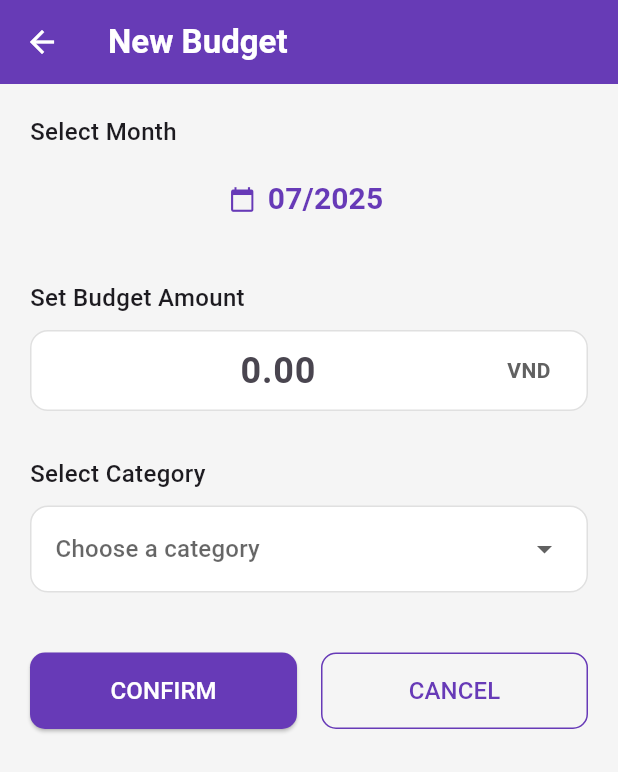
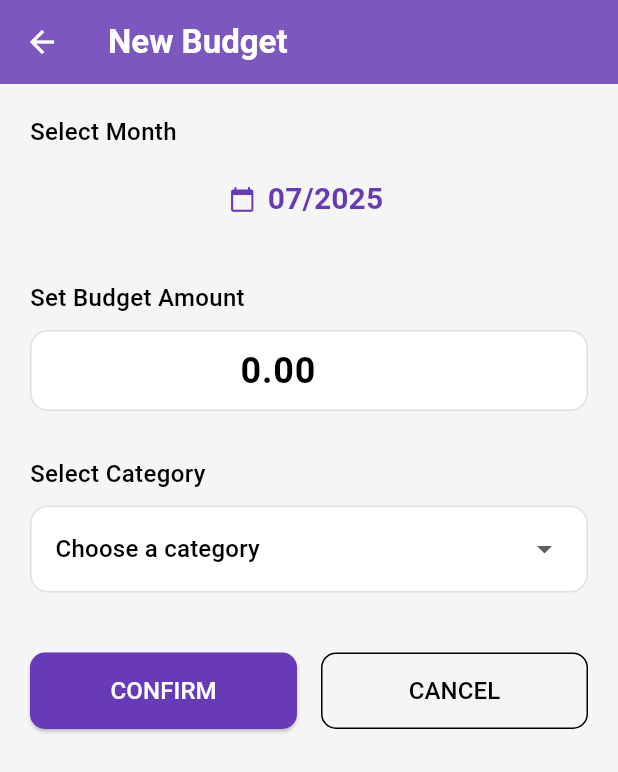
Before and after one commit to HAnh3112/mobile_final_project, a Flutter app: the AddBudgetScreen screen opened directly, on a phone screen of 412 x 824 dp. Shown: the top 772 px of the screen. Run offline on Flutter 3.47's test engine with Material 3 defaults, Android fonts, the phone set to English and light mode, and no system bars; our stand-ins replace month_picker_dialog.

Commit message:
All bduget-related screen added theme change

```diff
--- a/lib/BudgetPlanningScreen_HaiAnh/AddBudgetScreen.dart
+++ b/lib/BudgetPlanningScreen_HaiAnh/AddBudgetScreen.dart
@@ -1,5 +1,6 @@
 import 'package:final_project/BudgetPlanningScreen_HaiAnh/model/Budget.dart';
 import 'package:final_project/BudgetPlanningScreen_HaiAnh/model/TestDataBudget.dart';
+import 'package:final_project/ThemeChanging_HaiAnh/current_theme.dart';
 import 'package:flutter/material.dart';
 import 'package:final_project/BudgetPlanningScreen_HaiAnh/model/Category.dart';
 import 'package:final_project/BudgetPlanningScreen_HaiAnh/model/TestDataCategory.dart';
@@ -11,7 +12,7 @@ class AddBudgetScreen extends StatelessWidget {
   @override
   Widget build(BuildContext context) {
     return Scaffold(
-      backgroundColor: Colors.grey[100],
+      backgroundColor: currentTheme.background_color,
       appBar: AppBar(
         leading: IconButton(
           onPressed: () => Navigator.pop(context),
@@ -22,7 +23,7 @@ class AddBudgetScreen extends StatelessWidget {
           "New Budget",
           style: TextStyle(fontWeight: FontWeight.bold, color: Colors.white),
         ),
-        backgroundColor: Colors.deepPurple,
+        backgroundColor: currentTheme.tab_bar_color,
         elevation: 2,
       ),
       body: AddBudgetScreenBody(),
@@ -59,7 +60,12 @@ class _AddBudgetScreenBodyState extends State<AddBudgetScreenBody> {
 
 
           //  Month picker
-          Text("Select Month", style: TextStyle(fontSize: 16, fontWeight: FontWeight.w500)),
+          Text("Select Month", style: TextStyle(
+            fontSize: 16,
+            fontWeight: FontWeight.w500,
+            color: currentTheme.main_text_color
+            )
+          ),
 
           const SizedBox(height: 10),
 
@@ -82,14 +88,19 @@ class _AddBudgetScreenBodyState extends State<AddBudgetScreenBody> {
 
 
           // Input amount
-          Text("Set Budget Amount", style: TextStyle(fontSize: 16, fontWeight: FontWeight.w500)),
+          Text("Set Budget Amount", style: TextStyle(
+            fontSize: 16,
+            fontWeight: FontWeight.w500,
+            color: currentTheme.main_text_color
+            )
+          ),
 
           const SizedBox(height: 10),
 
           Container(
             padding: EdgeInsets.symmetric(horizontal: 16),
             decoration: BoxDecoration(
-              color: Colors.white,
+              color: currentTheme.sub_button_color,
               borderRadius: BorderRadius.circular(12),
               border: Border.all(color: Colors.grey.shade300),
             ),
@@ -101,16 +112,17 @@ class _AddBudgetScreenBodyState extends State<AddBudgetScreenBody> {
               decoration: InputDecoration(
                 border: InputBorder.none,
                 hintText: '0.00',
+                hintStyle: TextStyle(color: currentTheme.sub_button_text_color),
                 suffixIcon: Padding(
                   padding: EdgeInsets.only(right: 8.0),
                   child: Text(
                     'VND',
-                    style: TextStyle(fontWeight: FontWeight.bold, color: Colors.grey[700]),
+                    style: TextStyle(fontWeight: FontWeight.bold, color: currentTheme.main_button_text_color),
                   ),
                 ),
                 suffixIconConstraints: BoxConstraints(minWidth: 0, minHeight: 0),
               ),
-              style: TextStyle(fontSize: 24, fontWeight: FontWeight.bold),
+              style: TextStyle(fontSize: 24, fontWeight: FontWeight.bold, color: currentTheme.sub_button_text_color),
             ),
           ),
 
@@ -118,24 +130,32 @@ class _AddBudgetScreenBodyState extends State<AddBudgetScreenBody> {
 
 
           // Category
-          Text("Select Category", style: TextStyle(fontSize: 16, fontWeight: FontWeight.w500)),
+          Text("Select Category", style: TextStyle(
+            fontSize: 16,
+            fontWeight: FontWeight.w500,
+            color: currentTheme.main_text_color
+            )
+          ),
 
           const SizedBox(height: 10),
 
           Container(
             padding: EdgeInsets.symmetric(horizontal: 16, vertical: 4),
             decoration: BoxDecoration(
-              color: Colors.white,
+              color: currentTheme.sub_button_color,
               borderRadius: BorderRadius.circular(12),
               border: Border.all(color: Colors.grey.shade300),
             ),
             child: DropdownButtonHideUnderline(
               child: DropdownButton<Category>(
                 value: selectedValue,
-                hint: Text("Choose a category"),
+                dropdownColor: currentTheme.sub_button_color,
+                hint: Text("Choose a category",style: TextStyle(color: currentTheme.sub_button_text_color),),
                 isExpanded: true,
                 items: categoryList.map((category) {
-                  return DropdownMenuItem(value: category, child: Text(category.categoryName));
+                  return DropdownMenuItem(
+                    value: category,
+                    child: Text(category.categoryName, style: TextStyle(color: currentTheme.sub_button_text_color),));
                 }).toList(),
                 onChanged: (newVal) {
                   setState(() {
@@ -183,11 +203,11 @@ class _AddBudgetScreenBodyState extends State<AddBudgetScreenBody> {
                     Navigator.pop(context, true);
                   },
                   style: ElevatedButton.styleFrom(
-                    backgroundColor: Colors.deepPurple,
+                    backgroundColor: currentTheme.main_button_color,
                     padding: EdgeInsets.symmetric(vertical: 14),
                     shape: RoundedRectangleBorder(borderRadius: BorderRadius.circular(10)),
                   ),
-                  child: Text("CONFIRM", style: TextStyle(fontSize: 16, color: Colors.white)),
+                  child: Text("CONFIRM", style: TextStyle(fontSize: 16, color: currentTheme.main_button_text_color)),
                 ),
               ),
 
@@ -198,10 +218,10 @@ class _AddBudgetScreenBodyState extends State<AddBudgetScreenBody> {
                   onPressed: () => Navigator.pop(context),
                   style: OutlinedButton.styleFrom(
                     padding: EdgeInsets.symmetric(vertical: 14),
-                    side: BorderSide(color: Colors.deepPurple),
+                    side: BorderSide(color: currentTheme.sub_button_text_color),
                     shape: RoundedRectangleBorder(borderRadius: BorderRadius.circular(10)),
                   ),
-                  child: Text("CANCEL", style: TextStyle(fontSize: 16, color: Colors.deepPurple)),
+                  child: Text("CANCEL", style: TextStyle(fontSize: 16, color: currentTheme.sub_button_text_color)),
                 ),
               )
             ],
```
Also changed, not shown: lib/BudgetPlanningScreen_HaiAnh/BudgetPlanning.dart (+34 -23 lines).
